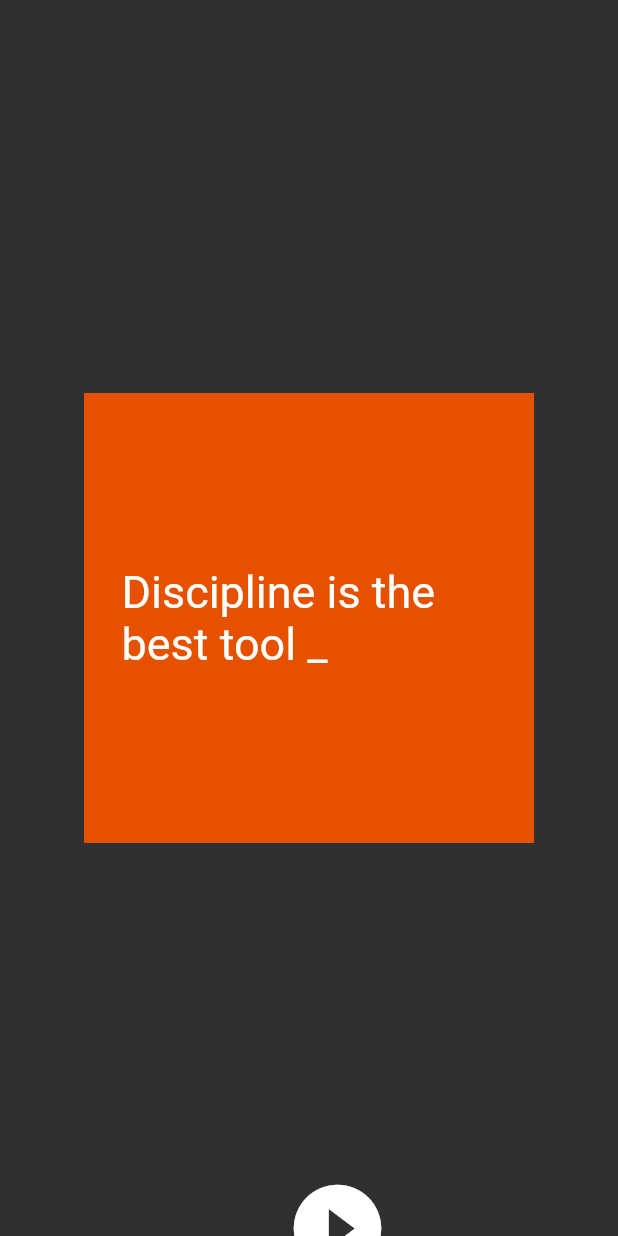
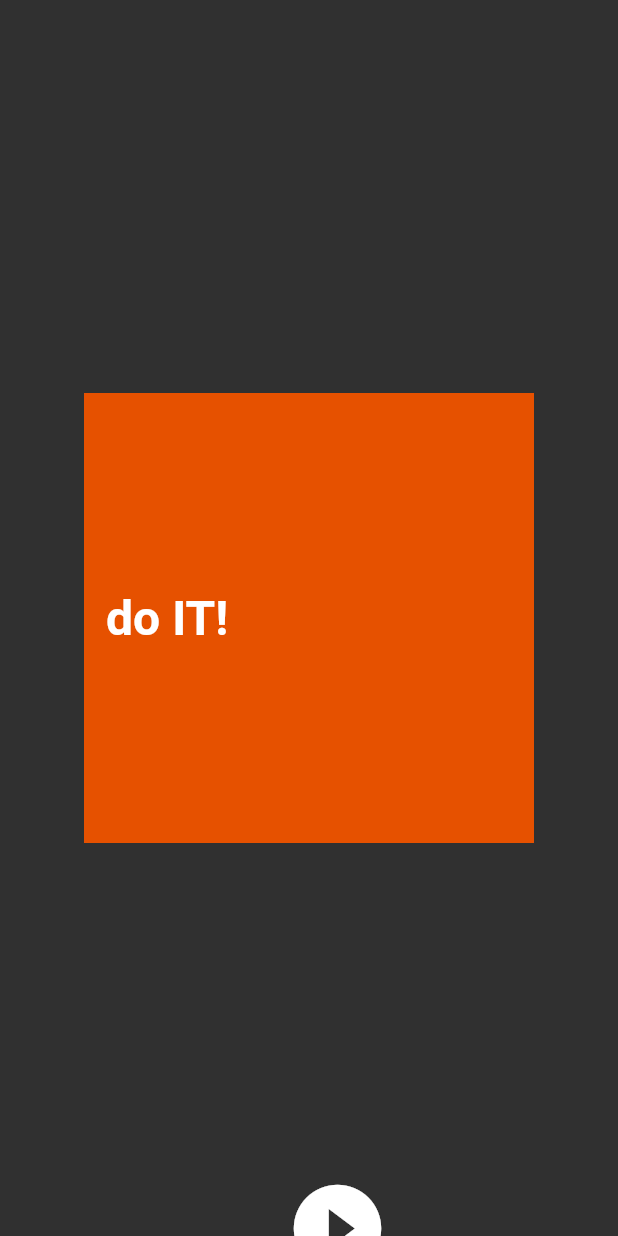
Before and after one commit to aagarwal1012/Animated-Text-Kit, a Flutter app: the screen it shows after launch, after a tap on the "play circle filled" icon, on a phone screen of 412 x 824 dp. Run offline on Flutter 3.47's test engine with Material 2 defaults, Android fonts, the light colour scheme and no system bars; Roboto replaces fonts that are missing (Agne).

Commit message:
made theme for rest animated texts

```diff
--- a/example/lib/main.dart
+++ b/example/lib/main.dart
@@ -38,13 +38,22 @@ class MyHomePage extends StatefulWidget {
 class _MyHomePageState extends State<MyHomePage> {
 
   List<Widget> _textAnimationKit = [
-    RotateAnimatedTextKit(
-      text: ["Dart", "Flutter", "What can you do with them ?"],
-      textStyle: TextStyle(fontSize: 30.0),
+    SizedBox(
+      width: 260.0,
+      child: Row(
+        children: <Widget>[
+          Text("Be", style: TextStyle(fontSize: 43.0),),
+          SizedBox(width: 20.0),
+          RotateAnimatedTextKit(
+            text: ["AWESOME", "OPTIMISTIC", "DIFFERENT"],
+            textStyle: TextStyle(fontSize: 40.0, fontFamily: "Horizon"),
+          ),
+        ],
+      ),
     ),
     FadeAnimatedTextKit(
-      text: ["Dart", "Flutter", "What can you do with them ?"],
-      textStyle: TextStyle(fontSize: 30.0),
+      text: ["do IT!", "do it RIGHT!!", "do it RIGHT NOW!!!"],
+      textStyle: TextStyle(fontSize: 32.0, fontWeight: FontWeight.bold),
     ),
     SizedBox(
       width: 250.0,
@@ -64,21 +73,26 @@ class _MyHomePageState extends State<MyHomePage> {
         text: [
           "Discipline is the best tool",
           "Design first, then code",
-          "Do not patch bugs out, rewrite them out",
-          "Do not test bugs out, DESIGN them out",
+          "Do not patch bugs out, rewrite them",
+          "Do not test bugs out, design them out",
         ],
         textStyle: TextStyle(fontSize: 30.0, fontFamily: "Agne"),
       ),
     ),
     ScaleAnimatedTextKit(
-      text: ["Dart", "Flutter", "What can you do with them ?"],
-      textStyle: TextStyle(fontSize: 30.0),
+      text: ["Think", "Build", "Ship"],
+      textStyle: TextStyle(fontSize: 70.0, fontFamily: "Canterbury"),
     ),
+
     /// colors.length >= 2
     ColorizeAnimatedTextKit(
-      text: ["Dart", "Flutter", "What can you do with them ?"],
+      text: [
+        "Larry Page",
+        "Bill Gates",
+        "Steve Jobs",
+      ],
       textStyle: TextStyle(
-          fontSize: 30.0),
+          fontSize: 50.0, fontFamily: "Horizon"),
       colors: [
         Colors.purple,
         Colors.blue,
@@ -100,7 +114,7 @@ class _MyHomePageState extends State<MyHomePage> {
             child: Center(
               child: Container(
                 decoration: BoxDecoration(color: Colors.orange[900]),
-                child: Center(child: _textAnimationKit[3]),
+                child: Center(child: _textAnimationKit[_index]),
                 height: 300.0,
                 width: 300.0,
               ),
--- a/lib/src/typewriter.dart
+++ b/lib/src/typewriter.dart
@@ -116,7 +116,7 @@ class _TypewriterState extends State<TypewriterAnimatedTextKit>
                           2 == 0) {
                         visibleString =
                             widget.text[i].substring(0, widget.text[i].length) +
-                                " _";
+                                "_";
                       }
                       else {
                         visibleString =
```
